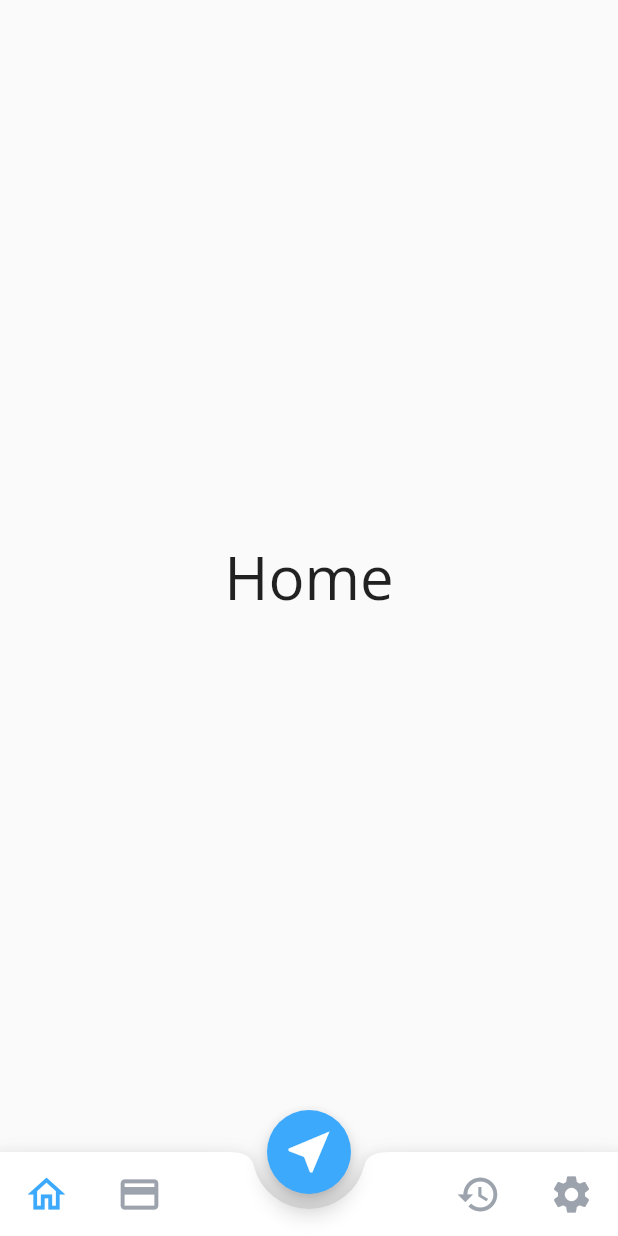
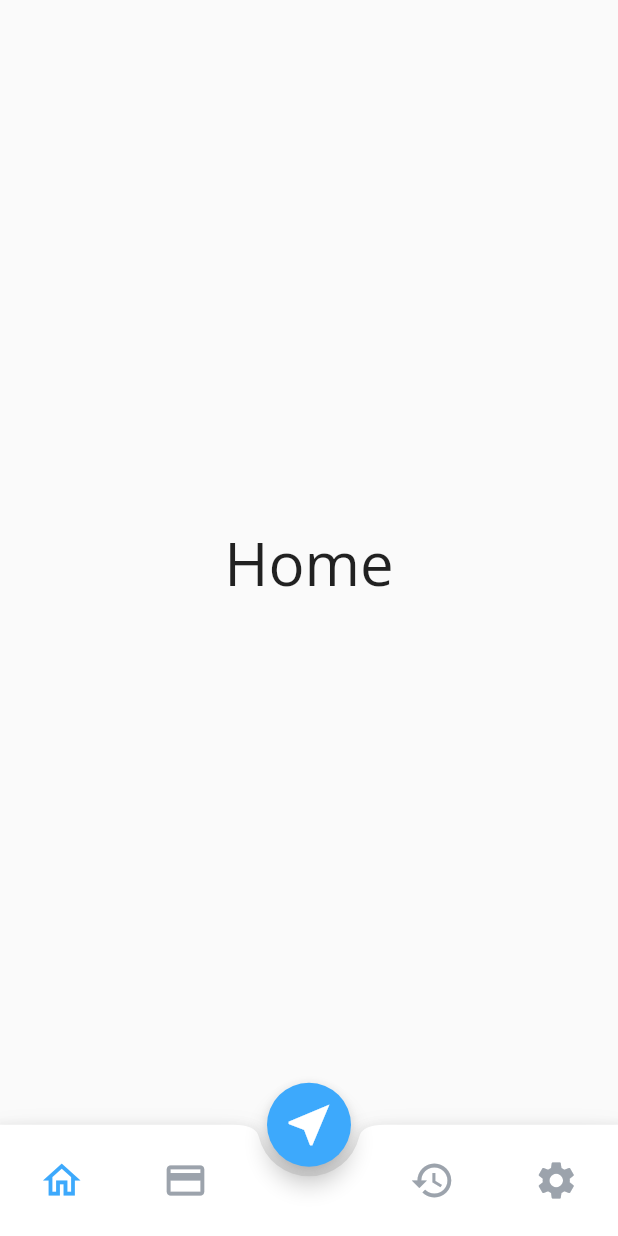
Before and after one commit to CNDvn/ParkingApp-Mobile, a Flutter app: the BottomTabBar screen opened directly, on a phone screen of 412 x 824 dp. Run offline on Flutter 3.47's test engine with Material 2 defaults, Android fonts, the phone set to English and light mode, and no system bars; our stand-ins replace intro_slider.

Commit message:
fix responsive

```diff
--- a/lib/view/bottomNavigationBar/bottom_tab_bar.dart
+++ b/lib/view/bottomNavigationBar/bottom_tab_bar.dart
@@ -9,21 +9,24 @@ class BottomTabBar extends StatefulWidget {
 }
 
 class _BottomTabBarState extends State<BottomTabBar> {
-
   @override
   Widget build(BuildContext context) {
+    double windowHeight = MediaQuery.of(context).size.height;
+    double windowWidth = MediaQuery.of(context).size.width;
     return Scaffold(
       body: PageStorage(
         child: currentScreen,
         bucket: bucket,
       ),
-      floatingActionButton: ActionButtonMid(currentTab: currentTab,),
+      floatingActionButton: ActionButtonMid(
+        currentTab: currentTab,
+      ),
       floatingActionButtonLocation: FloatingActionButtonLocation.centerDocked,
       bottomNavigationBar: BottomAppBar(
-        shape: CircularNotchedRectangle(),
-        notchMargin: 10,
+        shape: const CircularNotchedRectangle(),
+        notchMargin: windowWidth * 0.0155,
         child: Container(
-          height: 56,
+          height: windowHeight * 0.09,
           child: Row(
             mainAxisAlignment: MainAxisAlignment.spaceBetween,
             children: [
--- a/lib/view/bottomNavigationBar/data_bottom_tab_bar.dart
+++ b/lib/view/bottomNavigationBar/data_bottom_tab_bar.dart
@@ -27,8 +27,9 @@ class IconButtonStyle extends StatelessWidget {
   final int tab;
   @override
   Widget build(BuildContext context) {
+    double windowWidth = MediaQuery.of(context).size.width;
     return MaterialButton(
-      minWidth: 40,
+      minWidth: windowWidth / 5,
       onPressed: voidCallback,
       child: Column(
         mainAxisAlignment: MainAxisAlignment.center,
@@ -61,7 +62,10 @@ class ActionButtonMid extends StatelessWidget {
   Widget build(BuildContext context) {
     return FloatingActionButton(
         backgroundColor: AppColor.lightButton,
-        child: Icon(iconMid[currentTab], size: 36),
+        child: Icon(
+          iconMid[currentTab],
+          size: 36,
+        ),
         onPressed: () {});
   }
 }
```
